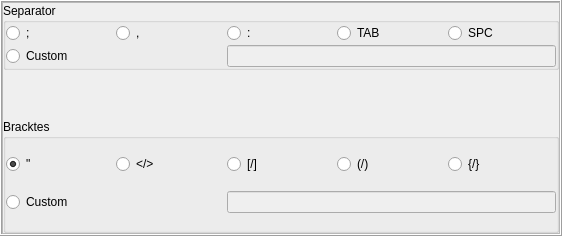
skeetor/datinator, file Datinator/plugins/csv/gui/writer/csv_writer_config_panel_gui.ui: the form before one commit.
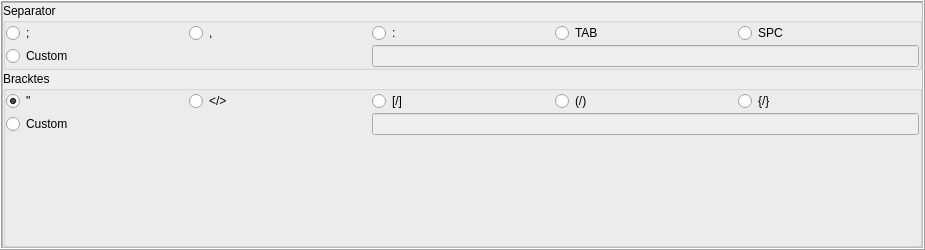
The form after the commit.

```diff
--- a/Datinator/plugins/csv/gui/writer/csv_writer_config_panel_gui.ui
+++ b/Datinator/plugins/csv/gui/writer/csv_writer_config_panel_gui.ui
@@ -6,8 +6,8 @@
    <rect>
     <x>0</x>
     <y>0</y>
-    <width>562</width>
-    <height>236</height>
+    <width>925</width>
+    <height>250</height>
    </rect>
   </property>
   <property name="windowTitle">
@@ -36,9 +36,9 @@
     <number>0</number>
    </property>
    <item>
-    <layout class="QGridLayout" name="gridLayout">
+    <layout class="QGridLayout" name="gridLayout" rowstretch="0,0">
      <property name="sizeConstraint">
-      <enum>QLayout::SetMaximumSize</enum>
+      <enum>QLayout::SetDefaultConstraint</enum>
      </property>
      <property name="leftMargin">
       <number>0</number>
@@ -53,7 +53,7 @@
       <number>0</number>
      </property>
      <property name="spacing">
-      <number>3</number>
+      <number>1</number>
      </property>
      <item row="0" column="0" rowspan="2" colspan="2">
       <widget class="QFrame" name="frame">
@@ -63,9 +63,12 @@
        <property name="frameShadow">
         <enum>QFrame::Raised</enum>
        </property>
-       <layout class="QVBoxLayout" name="verticalLayout_2">
+       <layout class="QVBoxLayout" name="verticalLayout_2" stretch="0,1">
         <property name="spacing">
-         <number>2</number>
+         <number>1</number>
+        </property>
+        <property name="sizeConstraint">
+         <enum>QLayout::SetNoConstraint</enum>
         </property>
         <property name="leftMargin">
          <number>0</number>
@@ -181,7 +184,7 @@
           <property name="title">
            <string>Bracktes</string>
           </property>
-          <layout class="QGridLayout" name="gridLayout_4" rowstretch="0,0">
+          <layout class="QGridLayout" name="gridLayout_4" rowstretch="0,0,0">
            <property name="leftMargin">
             <number>0</number>
            </property>
@@ -197,16 +200,6 @@
            <property name="spacing">
             <number>2</number>
            </property>
-           <item row="0" column="3" alignment="Qt::AlignLeft">
-            <widget class="QRadioButton" name="mParenthesisBtn">
-             <property name="text">
-              <string>(/)</string>
-             </property>
-             <attribute name="buttonGroup">
-              <string notr="true">mBracketGroup</string>
-             </attribute>
-            </widget>
-           </item>
            <item row="0" column="4" alignment="Qt::AlignLeft">
             <widget class="QRadioButton" name="mCurlyBtn">
              <property name="text">
@@ -217,6 +210,16 @@
              </attribute>
             </widget>
            </item>
+           <item row="0" column="3" alignment="Qt::AlignLeft">
+            <widget class="QRadioButton" name="mParenthesisBtn">
+             <property name="text">
+              <string>(/)</string>
+             </property>
+             <attribute name="buttonGroup">
+              <string notr="true">mBracketGroup</string>
+             </attribute>
+            </widget>
+           </item>
            <item row="0" column="0">
             <widget class="QRadioButton" name="mQuoteBtn">
              <property name="text">
@@ -270,6 +273,13 @@
              </attribute>
             </widget>
            </item>
+           <item row="2" column="0">
+            <widget class="QLabel" name="label">
+             <property name="text">
+              <string/>
+             </property>
+            </widget>
+           </item>
           </layout>
          </widget>
         </item>
```
Left out of the diff: 2 changed lines with no effect on the pictures.
